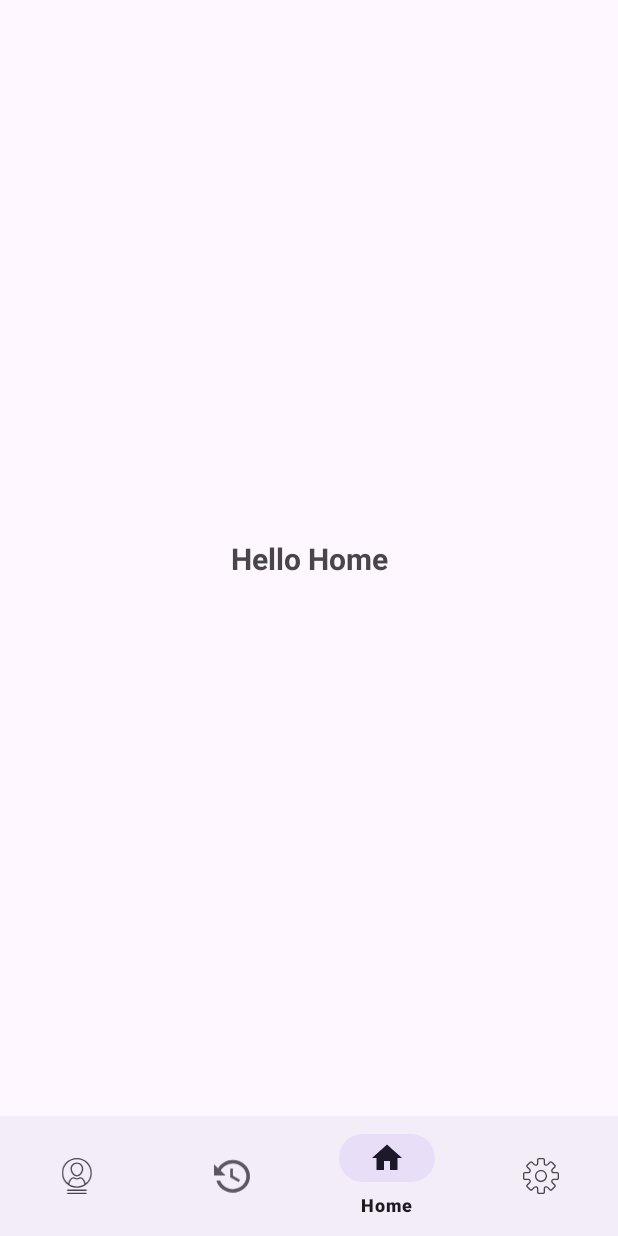
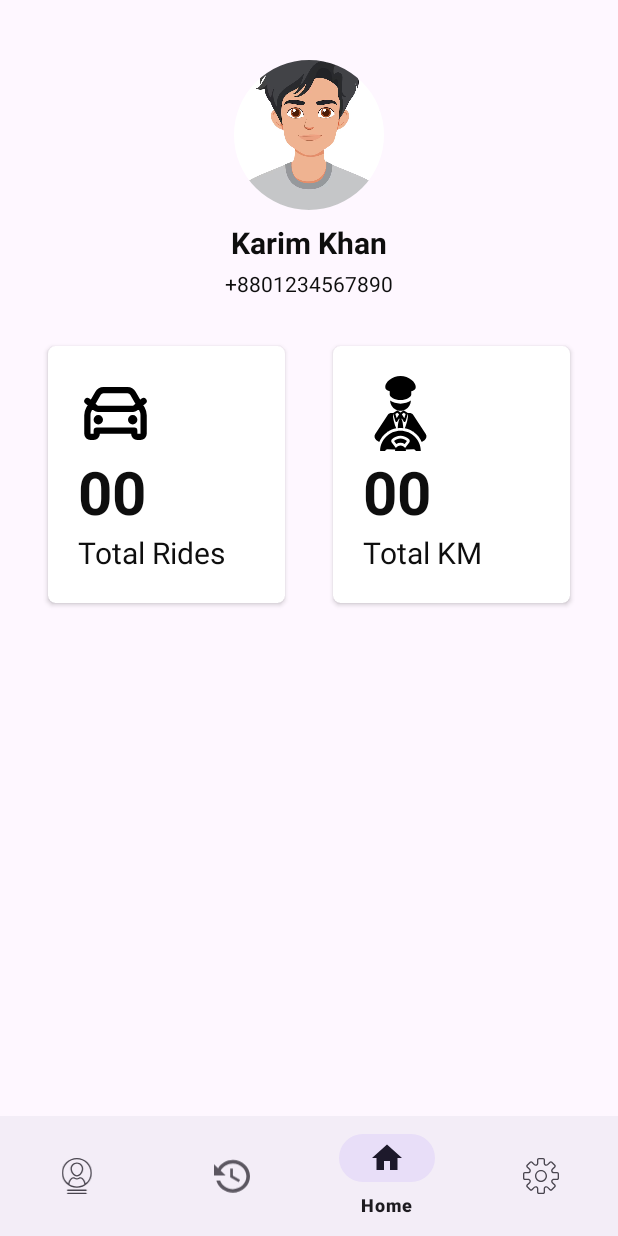
Before and after one commit to masum184e/odyssey-1, an Android app: the fragment SettingFragment placed in its activity, on a phone screen of 412 x 824 dp. Run offline under Robolectric (Android 15) with nearby library versions, the phone set to English and light mode, and no system bars.

Commit message:
setting updated

```diff
--- /dev/null
+++ b/app/src/main/res/drawable/car_icon.xml
@@ -0,0 +1,13 @@
+<vector xmlns:android="http://schemas.android.com/apk/res/android"
+    android:width="800dp"
+    android:height="800dp"
+    android:viewportWidth="24"
+    android:viewportHeight="24">
+  <path
+      android:pathData="M3,8L5.722,10.268C5.902,10.418 6.128,10.5 6.362,10.5H17.638C17.872,10.5 18.098,10.418 18.278,10.268L21,8M6.5,14H6.51M17.5,14H17.51M8.161,4.5H15.839C16.557,4.5 17.22,4.885 17.576,5.508L20.473,10.578C20.818,11.182 21,11.866 21,12.562V18.5C21,19.052 20.552,19.5 20,19.5H19C18.448,19.5 18,19.052 18,18.5V17.5H6V18.5C6,19.052 5.552,19.5 5,19.5H4C3.448,19.5 3,19.052 3,18.5V12.562C3,11.866 3.182,11.182 3.527,10.578L6.424,5.508C6.78,4.885 7.443,4.5 8.161,4.5ZM7,14C7,14.276 6.776,14.5 6.5,14.5C6.224,14.5 6,14.276 6,14C6,13.724 6.224,13.5 6.5,13.5C6.776,13.5 7,13.724 7,14ZM18,14C18,14.276 17.776,14.5 17.5,14.5C17.224,14.5 17,14.276 17,14C17,13.724 17.224,13.5 17.5,13.5C17.776,13.5 18,13.724 18,14Z"
+      android:strokeLineJoin="round"
+      android:strokeWidth="2"
+      android:fillColor="#00000000"
+      android:strokeColor="#000000"
+      android:strokeLineCap="round"/>
+</vector>
--- /dev/null
+++ b/app/src/main/res/drawable/driver_icon.xml
@@ -0,0 +1,21 @@
+<vector xmlns:android="http://schemas.android.com/apk/res/android"
+    android:width="800dp"
+    android:height="800dp"
+    android:viewportWidth="489.79"
+    android:viewportHeight="489.79">
+  <path
+      android:pathData="M409.77,379.33l-81.36,-124.97c-5.88,-9.05 -15.93,-13.12 -25.99,-13.12c-2.08,0 -6.39,0.05 -11.05,0.12c-0.36,-0.61 -0.74,-1.22 -1.36,-1.63l-20.49,-13.61c-2.36,-1.57 -5.43,-1.49 -7.7,0.18l-16.95,12.51l-16.96,-12.51c-2.29,-1.67 -5.34,-1.75 -7.72,-0.18l-20.45,13.61c-0.58,0.38 -0.94,0.91 -1.28,1.46c-4.83,0.03 -9.33,0.06 -11.22,0.06c-10.02,0 -20.01,4.12 -25.86,13.11L80.02,379.33c-8.65,13.27 -5.15,31.01 7.9,39.99l18.06,12.45c10.89,-25.93 28.87,-48.09 51.45,-64.28l4.66,-7.16v3.86c16.36,-10.81 34.94,-18.48 54.88,-22.23c-5.93,-13.15 -10.9,-28.82 -14.55,-43.59c-4.25,-17.23 -6.74,-33.2 -6.74,-42.24c0,-3.35 0.43,-6.58 1.09,-9.73l14.8,48.97c0.77,2.57 2.98,4.42 5.64,4.73c0.27,0.03 0.53,0.05 0.78,0.05c2.37,0 4.6,-1.25 5.82,-3.34l11.54,-19.87l3.25,3.23c-7.77,10.28 -10.82,39.2 -12.01,60.31c5.99,-0.73 12.07,-1.22 18.25,-1.22c6.2,0 12.29,0.5 18.3,1.23c-1.19,-21.11 -4.24,-50.04 -12.02,-60.32l3.25,-3.26l11.57,19.89c1.22,2.09 3.42,3.34 5.8,3.34c0.25,0 0.52,-0.02 0.78,-0.05c2.65,-0.31 4.87,-2.17 5.66,-4.73l14.79,-48.87c0.63,3.12 1.05,6.31 1.05,9.62c0,16.81 -8.43,57.34 -21.28,85.83c19.98,3.77 38.59,11.45 54.95,22.29v-3.9l4.74,7.26c22.5,16.19 40.44,38.32 51.29,64.21l18.14,-12.49C414.92,410.33 418.4,392.59 409.77,379.33zM219.96,276.68l-8.61,-28.53l12.39,-8.24l12.32,9.09L219.96,276.68zM269.78,276.68l-16.08,-27.68l12.31,-9.09l12.4,8.24L269.78,276.68z"
+      android:fillColor="#000000"/>
+  <path
+      android:pathData="M202.72,424.72l14.7,19.35c8.15,-4.91 17.6,-7.61 27.43,-7.61c9.85,0 19.31,2.69 27.46,7.61l14.7,-19.36c-11.47,-10.8 -26.35,-16.72 -42.15,-16.72C229.05,407.99 214.16,413.92 202.72,424.72z"
+      android:fillColor="#000000"/>
+  <path
+      android:pathData="M176.69,160.58c0.5,25.46 14.96,47.27 36.03,58.59c9.62,5.18 20.47,8.38 32.17,8.38c11.68,0 22.5,-3.2 32.11,-8.37c21.06,-11.31 35.58,-33.12 36.06,-58.58c-17.38,12.07 -41.9,19.92 -68.17,19.92S194.1,172.68 176.69,160.58z"
+      android:fillColor="#000000"/>
+  <path
+      android:pathData="M174.74,100.13l-0.22,20.2c0.04,15.99 31.52,36.82 70.38,36.82c38.85,0 70.31,-20.83 70.33,-36.82l-0.21,-20.19c10.22,-2.66 18.16,-6.62 23.24,-12.3c3.98,-4.43 6.27,-9.9 6.27,-16.78C344.53,39.88 299.88,0 244.9,0c-55.03,0 -99.63,39.88 -99.63,71.06c0,6.88 2.27,12.34 6.24,16.78C156.59,93.52 164.53,97.48 174.74,100.13z"
+      android:fillColor="#000000"/>
+  <path
+      android:pathData="M244.85,356.92c-73.25,0 -132.86,59.6 -132.86,132.86h33.47c0,-0.05 0,-0.11 0,-0.16v-0.03c1.09,-6.56 6.71,-11.33 13.31,-11.33c0.12,0 0.24,0.01 0.37,0.01l51.71,1.34c-0.97,3.25 -1.65,6.62 -1.65,10.18h71.32c0,-3.56 -0.67,-6.93 -1.66,-10.18l51.72,-1.34c0.11,0 0.22,-0.01 0.35,-0.01c6.59,0 12.24,4.78 13.32,11.33v0.03c0,0.05 0,0.11 0,0.16h33.44C377.71,416.53 318.12,356.92 244.85,356.92zM302.2,433.91l-27.56,36.32c-6.39,-9.69 -17.33,-16.1 -29.79,-16.1c-12.44,0 -23.39,6.41 -29.76,16.1l-27.56,-36.3c-4.7,-6.19 -4.11,-14.92 1.39,-20.42c15.45,-15.44 35.69,-23.17 55.94,-23.17c20.25,0 40.48,7.72 55.96,23.18C306.32,419.01 306.9,427.72 302.2,433.91z"
+      android:fillColor="#000000"/>
+</vector>
--- a/app/src/main/res/layout/fragment_setting.xml
+++ b/app/src/main/res/layout/fragment_setting.xml
@@ -1,18 +1,129 @@
-<androidx.constraintlayout.widget.ConstraintLayout xmlns:app="http://schemas.android.com/apk/res-auto"
+<androidx.constraintlayout.widget.ConstraintLayout xmlns:android="http://schemas.android.com/apk/res/android"
+    xmlns:app="http://schemas.android.com/apk/res-auto"
+    xmlns:tools="http://schemas.android.com/tools"
     android:layout_width="match_parent"
     android:layout_height="match_parent"
-    xmlns:android="http://schemas.android.com/apk/res/android"
-    xmlns:tools="http://schemas.android.com/tools"
     tools:context=".fragments.SettingFragment">
 
+    <com.google.android.material.imageview.ShapeableImageView
+        android:id="@+id/imageView"
+        android:layout_width="100dp"
+        android:layout_height="100dp"
+        android:layout_marginTop="40dp"
+        android:scaleType="centerCrop"
+        android:src="@drawable/avatar"
+        app:layout_constraintEnd_toEndOf="parent"
+        app:layout_constraintStart_toStartOf="parent"
+        app:layout_constraintTop_toTopOf="parent"
+        app:shapeAppearanceOverlay="@style/circular" />
+
     <TextView
+        android:id="@+id/textView7"
         android:layout_width="wrap_content"
         android:layout_height="wrap_content"
-        android:text="Hello Home"
+        android:layout_marginTop="8dp"
+        android:text="@string/default_name"
         android:textSize="20sp"
         android:textStyle="bold"
-        app:layout_constraintBottom_toBottomOf="parent"
+        android:textColor="@color/black"
         app:layout_constraintEnd_toEndOf="parent"
         app:layout_constraintStart_toStartOf="parent"
-        app:layout_constraintTop_toTopOf="parent" />
+        app:layout_constraintTop_toBottomOf="@+id/imageView" />
+
+    <TextView
+        android:id="@+id/textView11"
+        android:layout_width="wrap_content"
+        android:layout_height="wrap_content"
+        android:layout_marginTop="4dp"
+        android:text="@string/default_number"
+        android:textColor="@color/black"
+        app:layout_constraintEnd_toEndOf="parent"
+        app:layout_constraintStart_toStartOf="parent"
+        app:layout_constraintTop_toBottomOf="@+id/textView7" />
+
+
+    <androidx.cardview.widget.CardView
+        android:id="@+id/cardView"
+        android:layout_width="0dp"
+        android:layout_height="wrap_content"
+        android:layout_marginStart="32dp"
+        android:layout_marginEnd="16dp"
+        android:layout_marginTop="32dp"
+        app:cardCornerRadius="5dp"
+        app:layout_constraintEnd_toStartOf="@+id/cardView2"
+        app:layout_constraintHorizontal_bias="0.5"
+        app:layout_constraintHorizontal_chainStyle="spread_inside"
+        app:layout_constraintStart_toStartOf="parent"
+        app:layout_constraintTop_toBottomOf="@+id/textView11">
+
+        <LinearLayout
+            android:layout_width="wrap_content"
+            android:layout_height="wrap_content"
+            android:orientation="vertical"
+            android:padding="20dp">
+
+            <ImageView
+                android:layout_width="50dp"
+                android:layout_height="50dp"
+                app:srcCompat="@drawable/car_icon" />
+
+            <TextView
+                android:layout_width="wrap_content"
+                android:layout_height="wrap_content"
+                android:text="@string/zero"
+                android:textColor="@color/black"
+                android:textSize="40sp"
+                android:textStyle="bold" />
+
+            <TextView
+                android:layout_width="wrap_content"
+                android:layout_height="wrap_content"
+                android:text="@string/total_rides"
+                android:textColor="@color/black"
+                android:textSize="20sp" />
+        </LinearLayout>
+    </androidx.cardview.widget.CardView>
+
+    <androidx.cardview.widget.CardView
+        android:id="@+id/cardView2"
+        android:layout_width="0dp"
+        android:layout_height="wrap_content"
+        android:layout_marginStart="16dp"
+        android:layout_marginEnd="32dp"
+        android:layout_marginTop="32dp"
+        app:cardCornerRadius="5dp"
+        app:layout_constraintEnd_toEndOf="parent"
+        app:layout_constraintHorizontal_bias="0.5"
+        app:layout_constraintStart_toEndOf="@+id/cardView"
+        app:layout_constraintTop_toBottomOf="@+id/textView11">
+
+        <LinearLayout
+            android:layout_width="wrap_content"
+            android:layout_height="wrap_content"
+            android:orientation="vertical"
+            android:padding="20dp">
+
+            <ImageView
+                android:layout_width="50dp"
+                android:layout_height="50dp"
+                app:srcCompat="@drawable/driver_icon" />
+
+            <TextView
+                android:layout_width="wrap_content"
+                android:layout_height="wrap_content"
+                android:text="@string/zero"
+                android:textColor="@color/black"
+                android:textSize="40sp"
+                android:textStyle="bold" />
+
+            <TextView
+                android:layout_width="wrap_content"
+                android:layout_height="wrap_content"
+                android:text="@string/total_km"
+                android:textColor="@color/black"
+                android:textSize="20sp" />
+        </LinearLayout>
+    </androidx.cardview.widget.CardView>
+
+
 </androidx.constraintlayout.widget.ConstraintLayout>
--- a/app/src/main/res/values/strings.xml
+++ b/app/src/main/res/values/strings.xml
@@ -24,6 +24,11 @@
     <string name="mobile_number_hint">Enter Your Mobile Number</string>
     <string name="role">Role</string>
     <string name="already_have_account">Already have an account ?</string>
+    <string name="default_name">Karim Khan</string>
+    <string name="default_number">+8801234567890</string>
+    <string name="zero">00</string>
+    <string name="total_rides">Total Rides</string>
+    <string name="total_km">Total KM</string>
 
     <string-array name="roles">
         <item>Driver</item>
--- a/app/src/main/res/values/themes.xml
+++ b/app/src/main/res/values/themes.xml
@@ -6,4 +6,8 @@
     </style>
 
     <style name="Theme.Odyssey" parent="Base.Theme.Odyssey" />
+
+    <style name="circular">
+        <item name="cornerSize">50%</item>
+    </style>
 </resources>
```
Also changed, not shown: app/src/main/res/drawable/avatar.png (added).
